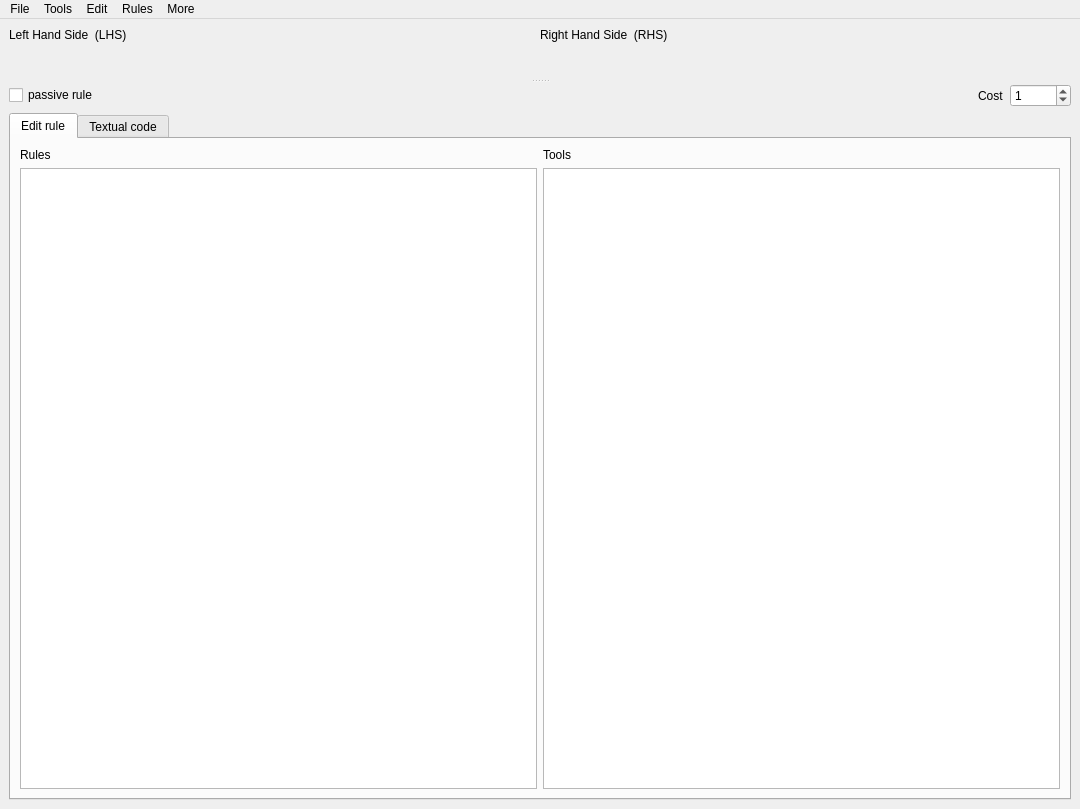
This is tools/ui/guiAGGLEditor.ui in rahulkatiyar19955/AGM as Qt 5 draws it before an edit. The edited form follows.
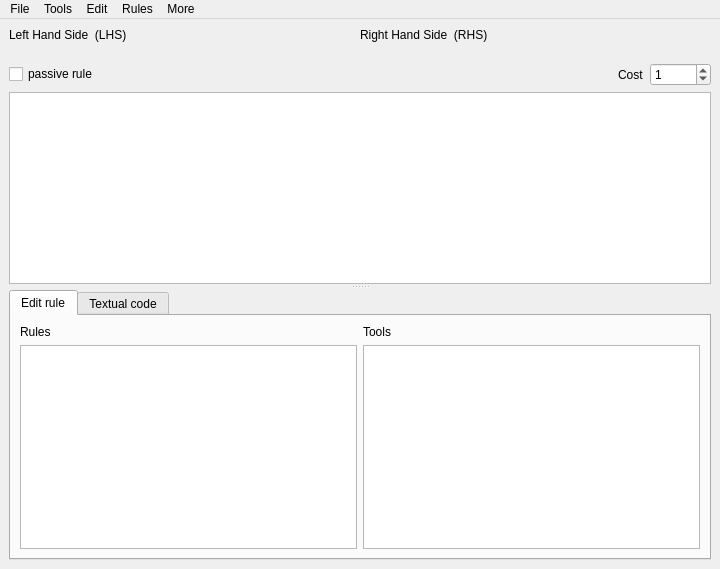
This is the edited form. Icons and pictures are not drawn.

Diff of the .ui file:
```diff
--- a/tools/ui/guiAGGLEditor.ui
+++ b/tools/ui/guiAGGLEditor.ui
@@ -6,8 +6,8 @@
    <rect>
     <x>0</x>
     <y>0</y>
-    <width>1080</width>
-    <height>809</height>
+    <width>720</width>
+    <height>569</height>
    </rect>
   </property>
   <property name="windowTitle">
@@ -44,6 +44,8 @@
       <widget class="QWidget" name="layoutWidget">
        <layout class="QVBoxLayout" name="layoutUp">
         <item>
+         <layout class="QVBoxLayout" name="layoutNormal">
+          <item>
          <layout class="QHBoxLayout" name="horizontalLayout">
           <item>
            <widget class="QLabel" name="label_2">
@@ -100,10 +102,6 @@
           </item>
          </layout>
         </item>
-       </layout>
-      </widget>
-      <widget class="QWidget" name="layoutWidget">
-       <layout class="QVBoxLayout" name="layoutDown">
         <item>
          <layout class="QHBoxLayout" name="horizontalLayout_3">
           <item>
@@ -145,6 +143,19 @@
           </item>
          </layout>
         </item>
+         </layout>
+        </item>
+        <item>
+         <layout class="QVBoxLayout" name="layoutCombo">
+          <item>
+           <widget class="QPlainTextEdit" name="plainTextEdit"/>
+          </item>
+         </layout>
+        </item>
+       </layout>
+      </widget>
+      <widget class="QWidget" name="layoutWidget">
+       <layout class="QVBoxLayout" name="layoutDown">
         <item>
          <widget class="QTabWidget" name="tabWidget">
           <property name="currentIndex">
@@ -282,8 +293,8 @@
     <rect>
      <x>0</x>
      <y>0</y>
-     <width>1080</width>
-     <height>25</height>
+     <width>720</width>
+     <height>22</height>
     </rect>
    </property>
    <widget class="QMenu" name="menuFile">
```
Lines whose indentation alone changed are shown as unchanged.
